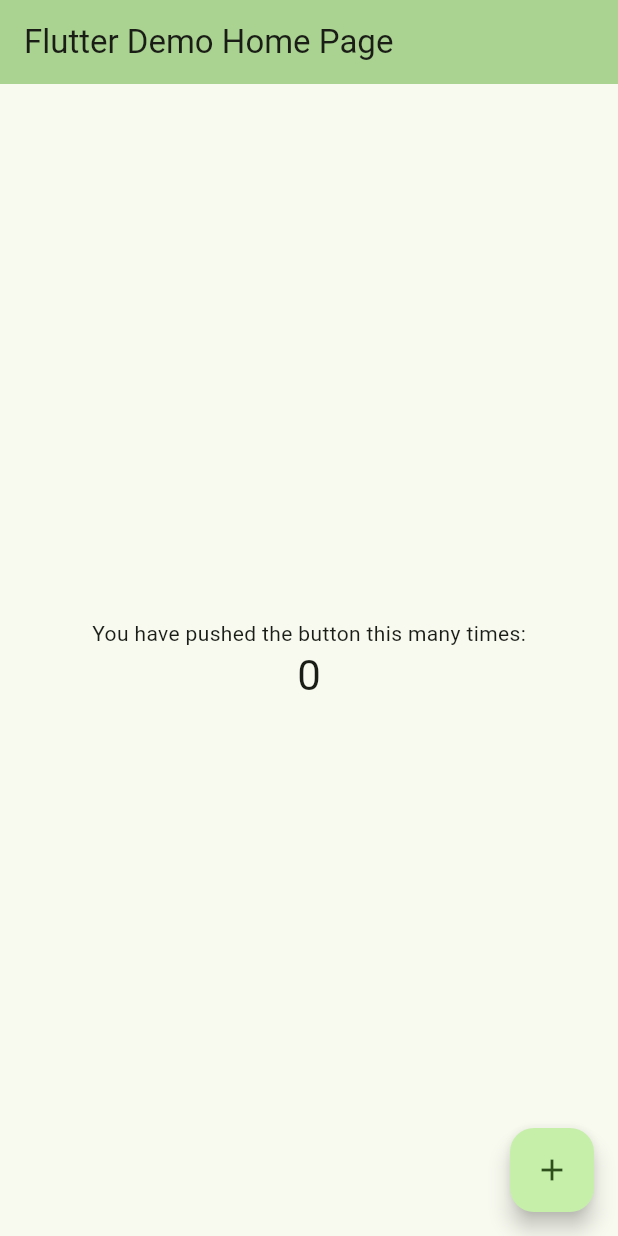
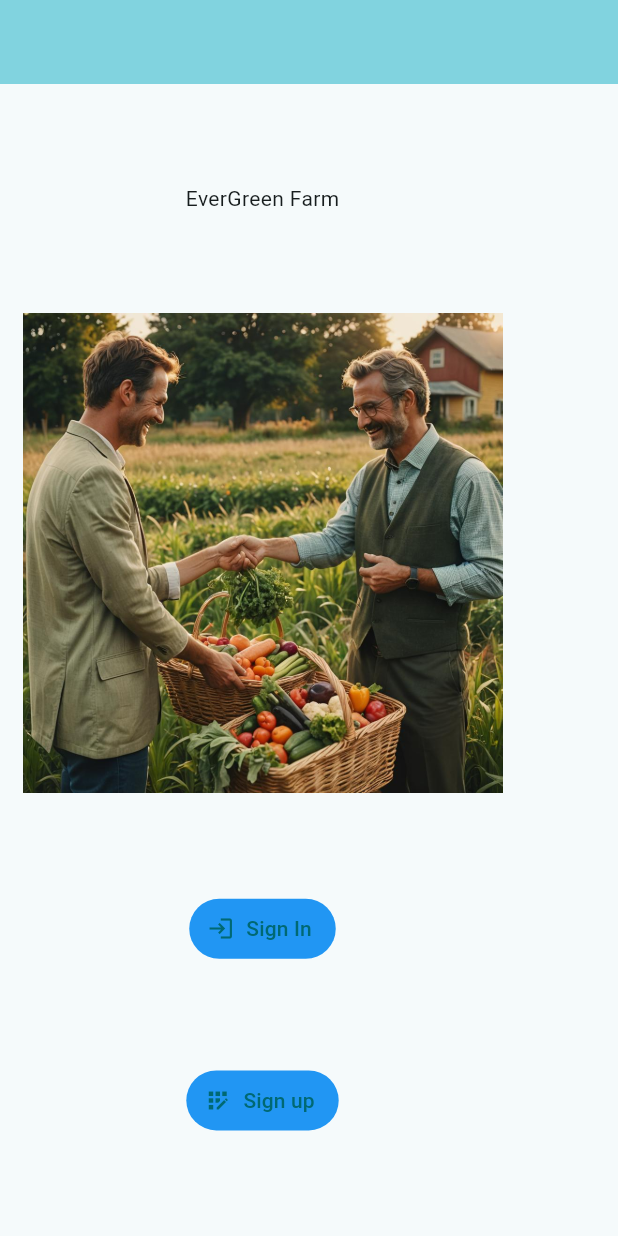
Before and after one commit to EHChan52/fyp_project, a Flutter app: the screen it shows after launch, on a phone screen of 412 x 824 dp. Run offline on Flutter 3.47's test engine with Material 3 defaults, Android fonts, the phone set to English and light mode, and no system bars.

Commit message:
feature: includes splash pahe, sign up and sign in page

```diff
--- a/lib/main.dart
+++ b/lib/main.dart
@@ -1,4 +1,7 @@
 import 'package:flutter/material.dart';
+
+import 'splash_page.dart';
+
 
 void main() {
   runApp(const MyApp());
@@ -10,60 +13,13 @@
   @override
   Widget build(BuildContext context) {
     return MaterialApp(
-      title: 'Flutter Demo',
+      title: 'EverGreen Farm',
       theme: ThemeData(
-        colorScheme: ColorScheme.fromSeed(seedColor: const Color.fromARGB(255, 103, 235, 15)),
+        colorScheme: ColorScheme.fromSeed(seedColor: const Color.fromARGB(1, 33, 187, 204)),
         useMaterial3: true,
       ),
-      home: const MyHomePage(title: 'Flutter Demo Home Page'),
+      home: SplashPage(),
+      debugShowCheckedModeBanner: false,
     );
   }
 }
-
-class MyHomePage extends StatefulWidget {
-  const MyHomePage({super.key, required this.title});
-
-  final String title;
-
-  @override
-  State<MyHomePage> createState() => _MyHomePageState();
-}
-
-class _MyHomePageState extends State<MyHomePage> {
-  int _counter = 0;
-
-  void _incrementCounter() {
-    setState(() {
-      _counter++;
-    });
-  }
-
-  @override
-  Widget build(BuildContext context) {
-    return Scaffold(
-      appBar: AppBar(
-        backgroundColor: Theme.of(context).colorScheme.inversePrimary,
-        title: Text(widget.title),
-      ),
-      body: Center(
-        child: Column(
-          mainAxisAlignment: MainAxisAlignment.center,
-          children: <Widget>[
-            const Text(
-              'You have pushed the button this many times:',
-            ),
-            Text(
-              '$_counter',
-              style: Theme.of(context).textTheme.headlineMedium,
-            ),
-          ],
-        ),
-      ),
-      floatingActionButton: FloatingActionButton(
-        onPressed: _incrementCounter,
-        tooltip: 'Increment',
-        child: const Icon(Icons.add),
-      ),
-    );
-  }
-}
--- /dev/null
+++ b/lib/sign_in.dart
@@ -0,0 +1,28 @@
+import 'package:flutter/material.dart';
+
+void main() {
+  runApp(MyApp());
+}
+
+class MyApp extends StatelessWidget {
+  @override
+  Widget build(BuildContext context) {
+    return MaterialApp(
+      home: SignInPage(),
+    );
+  }
+}
+
+class SignInPage extends StatelessWidget {
+  @override
+  Widget build(BuildContext context) {
+    return Scaffold(
+      appBar: AppBar(
+        title: Text('Sign In'),
+      ),
+      body: Center(
+        child: Text('Welcome to the Sign In Page'),
+      ),
+    );
+  }
+}
--- /dev/null
+++ b/lib/splash_page.dart
@@ -0,0 +1,54 @@
+import 'package:flutter/material.dart';
+
+import 'sign_in.dart';
+import 'sign_up.dart';
+
+class SplashPage extends StatefulWidget {
+
+  @override
+  State<SplashPage> createState() => _SplashPageState();
+}
+
+class _SplashPageState extends State<SplashPage> {
+  @override
+  Widget build(BuildContext context) {
+    return Scaffold(
+      appBar: AppBar(
+        backgroundColor: Theme.of(context).colorScheme.inversePrimary,
+      ),
+      body: Column(
+        mainAxisAlignment: MainAxisAlignment.spaceEvenly,
+        children: <Widget>[
+          const Text('EverGreen Farm'),
+          Image.asset('assets/AppWelcomeImage.jpeg',width: 350,height: 320,),
+          TextButton.icon(
+            style: TextButton.styleFrom(
+              backgroundColor: Colors.blue,
+            ),
+            onPressed: (){
+              Navigator.push(
+                context,
+                MaterialPageRoute(builder: (context) => SignInPage()),
+              );
+            },
+            icon: const Icon(Icons.login),
+            label: const Text('Sign In'),
+          ),
+          TextButton.icon(
+            style: TextButton.styleFrom(
+              backgroundColor: Colors.blue,
+            ),
+            onPressed: (){
+              Navigator.push(
+                context,
+                MaterialPageRoute(builder: (context) => SignUpPage()),
+              );
+            },
+            icon: const Icon(Icons.app_registration),
+            label: const Text('Sign up'),
+          ),
+        ],
+      ),
+    );
+  }
+}
--- a/pubspec.yaml
+++ b/pubspec.yaml
@@ -57,7 +57,8 @@
   # included with your application, so that you can use the icons in
   # the material Icons class.
   uses-material-design: true
-
+  assets:
+    - assets/
   # To add assets to your application, add an assets section, like this:
   # assets:
   #   - images/a_dot_burr.jpeg
```
Also changed, not shown: lib/sign_up.dart (added, +43 -0 lines), assets/AppWelcomeImage.jpeg (added).
